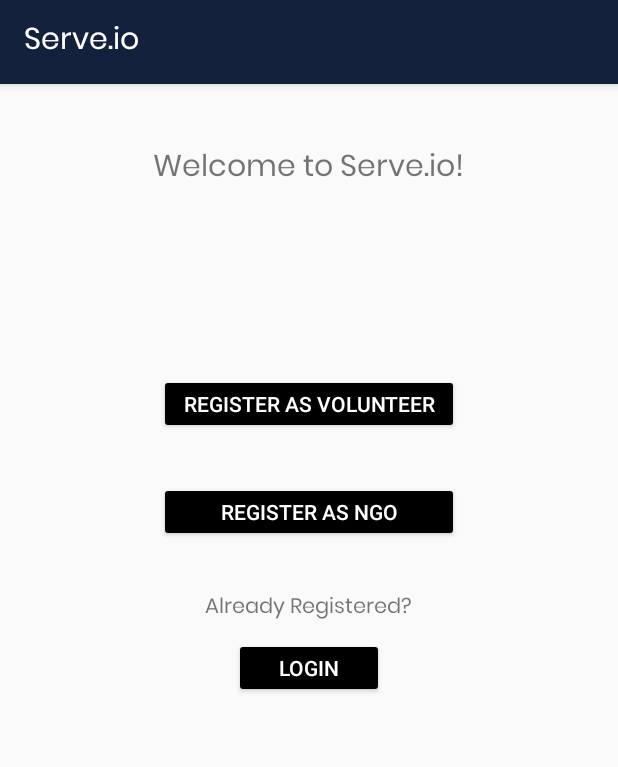
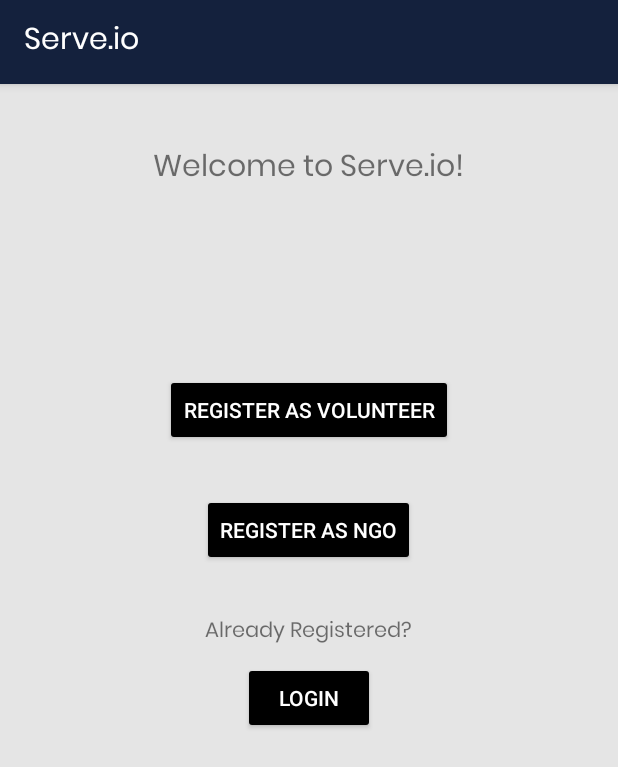
Before and after one commit to AdityaK11/Serve.io, an Android app: the RegisterActivity screen opened directly, with no data from a screen before it, on a phone screen of 412 x 824 dp. Shown: the top 767 px of the screen. Run offline under Robolectric (Android 15) with nearby library versions, the light colour scheme and no system bars.

Commit message:
Integration Stage 1

```diff
--- a/app/src/main/res/layout/activity_login.xml
+++ b/app/src/main/res/layout/activity_login.xml
@@ -4,7 +4,7 @@
     xmlns:tools="http://schemas.android.com/tools"
     android:layout_width="match_parent"
     android:layout_height="match_parent"
-
+    android:background="@color/background"
     android:orientation="vertical"
     tools:context=".ui.general.activity.LoginActivity">
 
--- a/app/src/main/res/layout/activity_main.xml
+++ b/app/src/main/res/layout/activity_main.xml
@@ -6,6 +6,7 @@
     android:layout_height="match_parent"
     android:orientation="vertical"
     android:gravity="center"
+    android:background="@color/background"
     tools:context=".ui.general.activity.SplashScreen">
 
     <TextView
--- a/app/src/main/res/layout/activity_ngo_home.xml
+++ b/app/src/main/res/layout/activity_ngo_home.xml
@@ -2,6 +2,7 @@
 <androidx.constraintlayout.widget.ConstraintLayout xmlns:android="http://schemas.android.com/apk/res/android"
     xmlns:app="http://schemas.android.com/apk/res-auto"
     android:id="@+id/container"
+    android:background="@color/background"
     android:layout_width="match_parent"
     android:layout_height="match_parent">
 
--- a/app/src/main/res/layout/activity_ngo_login.xml
+++ b/app/src/main/res/layout/activity_ngo_login.xml
@@ -4,7 +4,7 @@
     xmlns:tools="http://schemas.android.com/tools"
     android:layout_width="match_parent"
     android:layout_height="match_parent"
-
+    android:background="@color/background"
     android:orientation="vertical"
     tools:context=".ui.general.activity.NgoLoginActivity">
 
--- a/app/src/main/res/layout/activity_ngo_register.xml
+++ b/app/src/main/res/layout/activity_ngo_register.xml
@@ -4,7 +4,7 @@
     xmlns:tools="http://schemas.android.com/tools"
     android:layout_width="match_parent"
     android:layout_height="match_parent"
-
+    android:background="@color/background"
     android:orientation="vertical"
     tools:context=".ui.general.activity.NgoRegisterActivity">
 
--- a/app/src/main/res/layout/activity_register.xml
+++ b/app/src/main/res/layout/activity_register.xml
@@ -4,7 +4,7 @@
     xmlns:tools="http://schemas.android.com/tools"
     android:layout_width="match_parent"
     android:layout_height="match_parent"
-
+    android:background="@color/background"
     android:orientation="vertical"
     tools:context=".ui.general.activity.RegisterActivity">
     <TextView
@@ -20,8 +20,8 @@
     <Button
         android:id="@+id/btn_register_as_volunteer"
         android:layout_marginTop="120dp"
-        android:layout_width="200dp"
-        android:layout_height="40dp"
+        android:layout_width="wrap_content"
+        android:layout_height="wrap_content"
         android:layout_gravity="center_horizontal"
         android:backgroundTint="#000000"
         android:textColor="#FFFFFF"
@@ -30,8 +30,8 @@
     <Button
         android:id="@+id/btn_register_as_ngo"
         android:layout_marginTop="32dp"
-        android:layout_width="200dp"
-        android:layout_height="40dp"
+        android:layout_width="wrap_content"
+        android:layout_height="wrap_content"
         android:layout_gravity="center_horizontal"
         android:backgroundTint="#000000"
         android:textColor="#FFFFFF"
@@ -50,8 +50,8 @@
     <Button
         android:id="@+id/btn_login_if_already"
         android:layout_marginTop="8dp"
-        android:layout_width="100dp"
-        android:layout_height="40dp"
+        android:layout_width="wrap_content"
+        android:layout_height="wrap_content"
         android:layout_gravity="center_horizontal"
         android:backgroundTint="#000000"
         android:textColor="#FFFFFF"
--- a/app/src/main/res/layout/activity_volunteer_home.xml
+++ b/app/src/main/res/layout/activity_volunteer_home.xml
@@ -2,6 +2,7 @@
 <androidx.constraintlayout.widget.ConstraintLayout xmlns:android="http://schemas.android.com/apk/res/android"
     xmlns:app="http://schemas.android.com/apk/res-auto"
     android:id="@+id/container"
+    android:background="@color/background"
     android:layout_width="match_parent"
     android:layout_height="match_parent">
 
--- a/app/src/main/res/layout/activity_volunteer_login.xml
+++ b/app/src/main/res/layout/activity_volunteer_login.xml
@@ -4,7 +4,7 @@
     xmlns:tools="http://schemas.android.com/tools"
     android:layout_width="match_parent"
     android:layout_height="match_parent"
-
+    android:background="@color/background"
     android:orientation="vertical"
     tools:context=".ui.general.activity.VolunteerLoginActivity">
 
--- a/app/src/main/res/layout/activity_volunteer_register.xml
+++ b/app/src/main/res/layout/activity_volunteer_register.xml
@@ -4,7 +4,7 @@
     xmlns:tools="http://schemas.android.com/tools"
     android:layout_width="match_parent"
     android:layout_height="match_parent"
-
+    android:background="@color/background"
     android:orientation="vertical"
     tools:context=".ui.general.activity.VolunteerRegisterActivity">
 
```
